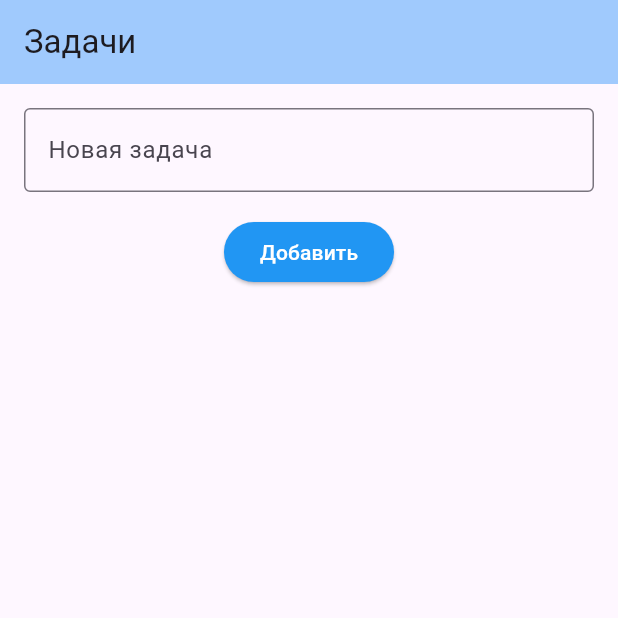
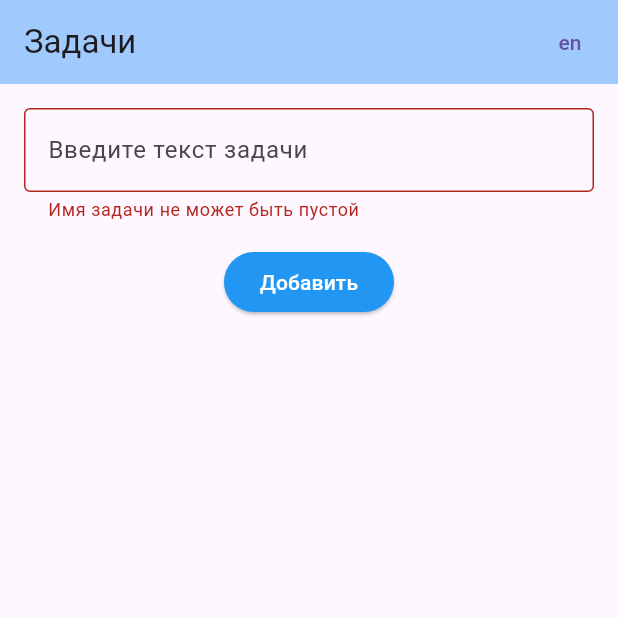
Before and after one commit to samatumb/todo, a Flutter app: the screen it shows after launch, after a tap on "Добавить", on a phone screen of 412 x 824 dp, the top half of it. Run offline on Flutter 3.47's test engine with Material 3 defaults, Android fonts, the phone set to English and light mode, and no system bars; our stand-ins replace flutter_bloc, get_it, hive, hive_flutter, injectable; accounts and stored records are empty; generated files the repository leaves out were written again.

```diff
--- /dev/null
+++ b/l10n.yaml
@@ -0,0 +1,3 @@
+arb-dir: lib/l10n
+template-arb-file: app_en.arb
+output-localization-file: app_localizations.dart
--- /dev/null
+++ b/lib/common/extensions/locale_context_ext.dart
@@ -0,0 +1,6 @@
+import 'package:flutter/material.dart';
+import 'package:flutter_gen/gen_l10n/app_localizations.dart';
+
+extension AppLocalizationExt on BuildContext {
+  AppLocalizations get loc => AppLocalizations.of(this)!;
+}
--- a/lib/di/injector.dart
+++ /dev/null
@@ -1,13 +0,0 @@
-import 'package:todo/di/injector.config.dart';
-import 'package:get_it/get_it.dart';
-import 'package:injectable/injectable.dart';
-
-final getIt = GetIt.instance;
-
-@InjectableInit(
-  initializerName: 'init', // default
-  preferRelativeImports: true, // default
-  asExtension: true, // default
-)
-
-void configureDependencies() => getIt.init();
--- /dev/null
+++ b/lib/features/todo/di/injector.dart
@@ -0,0 +1,12 @@
+import 'package:todo/features/todo/di/injector.config.dart';
+import 'package:get_it/get_it.dart';
+import 'package:injectable/injectable.dart';
+
+final getIt = GetIt.instance;
+
+@InjectableInit(
+  initializerName: 'init', // default
+  preferRelativeImports: true, // default
+  asExtension: true, // default
+)
+void configureDependencies() => getIt.init();
--- /dev/null
+++ b/lib/features/todo/main.dart
@@ -0,0 +1,54 @@
+import 'package:flutter/material.dart';
+import 'package:flutter_bloc/flutter_bloc.dart';
+import 'package:todo/features/todo/presentation/blocs/todos_bloc.dart';
+import 'package:flutter_gen/gen_l10n/app_localizations.dart';
+import 'package:hive_flutter/hive_flutter.dart';
+import 'presentation/screens/home_page.dart';
+import 'di/injector.dart';
+import '../todo/data/repositories/auth_repository.dart';
+import '../todo/presentation/blocs/locale_bloc.dart';
+
+void main() async {
+  configureDependencies();
+  await setLanguage();
+  getIt.registerSingleton<AuthRepository>(SupabaseAuth());
+  getIt.registerSingleton<LocaleBloc>(LocaleBloc.create());
+  runApp(const TodoApp());
+}
+
+Future<void> setLanguage() async {
+  await Hive.initFlutter();
+  await Hive.openBox('settings');
+  var box = Hive.box('settings');
+  if (box.get('language') == null) {
+    box.put('language', 'ru');
+  }
+}
+
+class TodoApp extends StatelessWidget {
+  const TodoApp({super.key});
+
+  @override
+  Widget build(BuildContext context) {
+    return MultiBlocProvider(
+        providers: [
+          BlocProvider(create: (_) => getIt<LocaleBloc>()),
+        ],
+        child: BlocBuilder<LocaleBloc, Locale>(builder: (context, locale) {
+          return MaterialApp(
+            title: 'TodoApp',
+            theme: ThemeData(
+              colorScheme: ColorScheme.fromSeed(seedColor: Colors.blue),
+              useMaterial3: true,
+            ),
+            home: BlocProvider(
+              create: (_) => TodosBloc(),
+              child: HomePage(),
+            ),
+            localizationsDelegates: AppLocalizations.localizationsDelegates,
+            supportedLocales: AppLocalizations.supportedLocales,
+            locale: locale,
+          );
+        }));
+  }
+}
--- /dev/null
+++ b/lib/features/todo/presentation/blocs/locale_bloc.dart
@@ -0,0 +1,35 @@
+import 'package:flutter/material.dart';
+import 'package:flutter_bloc/flutter_bloc.dart';
+import 'package:injectable/injectable.dart';
+import 'package:hive/hive.dart';
+import 'package:hive_flutter/hive_flutter.dart';
+
+sealed class LocaleEvent {
+  LocaleEvent(this.locale);
+  final Locale locale;
+}
+
+final class SetLocaleEvent extends LocaleEvent {
+  SetLocaleEvent(super.locale);
+}
+
+@injectable
+class LocaleBloc extends Bloc<LocaleEvent, Locale> {
+  final Locale locale;
+
+  LocaleBloc({required this.locale}) : super(locale) {
+    on<LocaleEvent>((event, emitter) =>
+        switch (event) { SetLocaleEvent() => _setLocale(event, emitter) });
+  }
+
+  factory LocaleBloc.create() {
+    var box = Hive.box('settings');
+    return LocaleBloc(locale: Locale(box.get('language') ?? 'ru'));
+  }
+
+  _setLocale(SetLocaleEvent event, Emitter<Locale> emitter) {
+    var box = Hive.box('settings');
+    box.put('language', event.locale.languageCode);
+    emitter(event.locale);
+  }
+}
--- a/lib/bloc/todos_bloc.dart
+++ b/lib/features/todo/presentation/blocs/todos_bloc.dart
@@ -1,5 +1,5 @@
 import 'package:flutter_bloc/flutter_bloc.dart';
-import 'todo.dart';
+import '../../data/dtos/todo.dart';
 
 sealed class TodoEvent {
   TodoEvent(this.todo);
--- /dev/null
+++ b/lib/features/todo/presentation/screens/home_page.dart
@@ -0,0 +1,111 @@
+import 'package:flutter/material.dart';
+import 'package:flutter_bloc/flutter_bloc.dart';
+import 'package:todo/common/extensions/locale_context_ext.dart';
+import 'package:todo/features/todo/presentation/blocs/locale_bloc.dart';
+import 'package:todo/features/todo/presentation/blocs/todos_bloc.dart';
+import '../../data/dtos/todo.dart';
+import '../widgets/todo_text_field.dart';
+import '../widgets/todo_item.dart';
+import '../../data/repositories/auth_repository.dart';
+import '../../di/injector.dart';
+
+class HomePage extends StatelessWidget {
+  HomePage({super.key});
+
+  final TextEditingController _controller = TextEditingController();
+  final _formKey = GlobalKey<FormState>();
+
+  @override
+  Widget build(BuildContext context) {
+    return MaterialApp(
+      title: 'Todo',
+      theme: ThemeData(primarySwatch: Colors.blue),
+      home: Scaffold(
+        appBar: AppBar(
+            backgroundColor: Theme.of(context).colorScheme.inversePrimary,
+            title: Text(context.loc.appTitle),
+            actions: [
+              TextButton(
+                  onPressed: () {
+                    if (Localizations.localeOf(context).languageCode == 'en') {
+                      context
+                          .read<LocaleBloc>()
+                          .add(SetLocaleEvent(const Locale('ru')));
+                    } else {
+                      context
+                          .read<LocaleBloc>()
+                          .add(SetLocaleEvent(const Locale('en')));
+                    }
+                  },
+                  child: Text(
+                      Localizations.localeOf(context).languageCode == 'en'
+                          ? 'ru'
+                          : 'en'))
+            ]),
+        body: BlocBuilder<TodosBloc, TodosState>(
+            builder: (blocContext, state) => Column(
+                  mainAxisAlignment: MainAxisAlignment.center,
+                  children: <Widget>[
+                    TodoTextField(
+                      controller: _controller,
+                      formKey: _formKey,
+                      hintText: context.loc.hint,
+                      emptyFieldText: context.loc.emptyField,
+                    ),
+                    ElevatedButton(
+                        style: TextButton.styleFrom(
+                            backgroundColor: Colors.blue,
+                            foregroundColor: Colors.white),
+                        onPressed: () {
+                          if (_formKey.currentState!.validate()) {
+                            if (state.editingTodoIndex != null) {
+                              Todo temp = state.todos[state.editingTodoIndex!];
+                              temp.name = _controller.text;
+                              context.read<TodosBloc>().add(TodoEdited(temp));
+                              _controller.clear();
+                            } else {
+                              context.read<TodosBloc>().add(TodoAdded(Todo(
+                                  name: _controller.text, completed: false)));
+                              _controller.clear();
+                            }
+                            _checkTestDI();
+                          }
+                        },
+                        child: state.editingTodoIndex != null
+                            ? Text(context.loc.add)
+                            : Text(context.loc.add)),
+                    Expanded(
+                      child: ListView.separated(
+                          padding: const EdgeInsets.symmetric(vertical: 8.0),
+                          itemCount: state.todos.length,
+                          separatorBuilder: (BuildContext context, int index) =>
+                              const Divider(),
+                          itemBuilder: (BuildContext context, int index) {
+                            return TodoItem(
+                              todo: state.todos[index],
+                              editTodoTapped: () {
+                                _controller.text = state.todos[index].name;
+                                context
+                                    .read<TodosBloc>()
+                                    .add(TodoReadyToEdit(state.todos[index]));
+                              },
+                              removeTodoTapped: () {
+                                context
+                                    .read<TodosBloc>()
+                                    .add(TodoRemoved(state.todos[index]));
+                                _controller.text = "";
+                              },
+                            );
+                          }),
+                    )
+                  ],
+                )),
+      ),
+    );
+  }
+
+  Future<void> _checkTestDI() async {
+    String text = await getIt<AuthRepository>().testString();
+    print(text);
+  }
+}
--- /dev/null
+++ b/lib/features/todo/presentation/widgets/todo_text_field.dart
@@ -0,0 +1,58 @@
+import 'package:flutter/material.dart';
+
+class TodoTextField extends StatefulWidget {
+  const TodoTextField(
+      {super.key,
+      required this.controller,
+      required this.formKey,
+      required this.hintText,
+      required this.emptyFieldText});
+  final TextEditingController controller;
+  final GlobalKey<FormState> formKey;
+  final String hintText;
+  final String emptyFieldText;
+
+  @override
+  State<TodoTextField> createState() => _TodoTextFieldState();
+}
+
+class _TodoTextFieldState extends State<TodoTextField> {
+  @override
+  Widget build(BuildContext context) {
+    return Form(
+      key: widget.formKey,
+      child: Column(
+        crossAxisAlignment: CrossAxisAlignment.start,
+        children: [
+          Padding(
+            padding: const EdgeInsets.all(16.0),
+            child: TextFormField(
+              validator: (value) {
+                if (value == null || value.isEmpty) {
+                  return widget.emptyFieldText;
+                }
+                return null;
+              },
+              controller: widget.controller,
+              decoration: InputDecoration(
+                border: const OutlineInputBorder(),
+                suffixIcon: widget.controller.text.isNotEmpty
+                    ? IconButton(
+                        onPressed: () {
+                          widget.controller.clear();
+                          setState(() {});
+                        },
+                        icon: const Icon(Icons.clear))
+                    : null,
+                hintText: widget.hintText,
+              ),
+              onChanged: (text) {
+                setState(() {});
+              },
+            ),
+          ),
+        ],
+      ),
+    );
+  }
+}
--- /dev/null
+++ b/lib/l10n/app_en.arb
@@ -0,0 +1,7 @@
+{
+    "appTitle": "Tasks",
+    "edit": "Edit",
+    "add": "Add",
+    "hint": "Enter new task",
+    "emptyField": "Task name cant be emty"
+}
--- /dev/null
+++ b/lib/l10n/app_ru.arb
@@ -0,0 +1,7 @@
+{
+    "appTitle": "Задачи",
+    "edit": "Изменить",
+    "add": "Добавить",
+    "hint": "Введите текст задачи",
+    "emptyField": "Имя задачи не может быть пустой"
+}
--- a/lib/main.dart
+++ /dev/null
@@ -1,10 +0,0 @@
-import 'package:flutter/material.dart';
-import 'widgets/todo_app.dart';
-import 'di/injector.dart';
-import 'auth_repository.dart';
-
-void main() {
-  configureDependencies();
-  getIt.registerSingleton<AuthRepository>(SupabaseAuth());
-  runApp(const TodoApp());
-}
--- a/lib/widgets/todo_app.dart
+++ /dev/null
@@ -1,105 +0,0 @@
-import 'package:flutter/material.dart';
-import 'package:flutter_bloc/flutter_bloc.dart';
-import 'package:todo/bloc/todos_bloc.dart';
-import '../bloc/todo.dart';
-import 'todo_text_field.dart';
-import 'todo_item.dart';
-import '../auth_repository.dart';
-import '../di/injector.dart';
-
-class TodoApp extends StatelessWidget {
-  const TodoApp({super.key});
-
-  @override
-  Widget build(BuildContext context) {
-    return MaterialApp(
-      title: 'TodoApp',
-      theme: ThemeData(
-        colorScheme: ColorScheme.fromSeed(seedColor: Colors.blue),
-        useMaterial3: true,
-      ),
-      home: BlocProvider(
-        create: (_) => TodosBloc(),
-        child: HomePage(title: 'Задачи'),
-      ),
-    );
-  }
-}
-
-class HomePage extends StatelessWidget {
-  HomePage({super.key, required this.title});
-
-  final String title;
-  final TextEditingController _controller = TextEditingController();
-  //int? _editingTodoIndex;
-
-  @override
-  Widget build(BuildContext context) {
-    return MaterialApp(
-      title: 'TodoApp',
-      theme: ThemeData(primarySwatch: Colors.blue),
-      home: Scaffold(
-        appBar: AppBar(
-          backgroundColor: Theme.of(context).colorScheme.inversePrimary,
-          title: Text(title)
-          ),
-        body: BlocBuilder<TodosBloc, TodosState>(
-          builder: (context, state) => Column(
-            mainAxisAlignment: MainAxisAlignment.center,
-            children: <Widget>[
-              TodoTextField(
-                controller: _controller,
-              ),
-              ElevatedButton(
-              style: TextButton.styleFrom(
-                backgroundColor: Colors.blue,
-                foregroundColor: Colors.white
-              ),
-              onPressed: () {
-                if (_controller.text.isNotEmpty) {
-                  if (state.editingTodoIndex != null) {
-                    Todo temp = state.todos[state.editingTodoIndex!];
-                    temp.name = _controller.text;
-                    context.read<TodosBloc>().add(TodoEdited(temp));
-                    _controller.clear();
-                  } else {
-                    context.read<TodosBloc>().add(TodoAdded(Todo(name: _controller.text, completed: false)));
-                    _controller.clear();
-                  }
-                  _checkTestDI();
-                }
-              },
-              child: state.editingTodoIndex != null ? const Text('Изменить') : const Text('Добавить')
-            ),
-              Expanded(
-                child: ListView.separated(
-                  padding: const EdgeInsets.symmetric(vertical: 8.0),
-                  itemCount: state.todos.length,
-                  separatorBuilder: (BuildContext context, int index) => const Divider(),
-                  itemBuilder: (BuildContext context, int index) {
-                    return TodoItem(
-                      todo: state.todos[index],
-                      editTodoTapped: () {
-                        _controller.text = state.todos[index].name;
-                        context.read<TodosBloc>().add(TodoReadyToEdit(state.todos[index]));
-                      },
-                      removeTodoTapped: () {
-                        context.read<TodosBloc>().add(TodoRemoved(state.todos[index]));
-                        _controller.text = "";
-                      },
-                    );
-                  }
-                ),
-              )
-            ],
-          )
-        ),
-      ),
-    );
-  }
-
-  Future<void> _checkTestDI() async {
-    String text = await getIt<AuthRepository>().testString();
-    print(text);
-  }
-}
--- a/lib/widgets/todo_text_field.dart
+++ /dev/null
@@ -1,38 +0,0 @@
-import 'package:flutter/material.dart';
-
-class TodoTextField extends StatefulWidget {
-  const TodoTextField({super.key, required this.controller});
-  final TextEditingController controller;
-
-  @override
-  State<TodoTextField> createState() => _TodoTextFieldState();
-}
-
-class _TodoTextFieldState extends State<TodoTextField> {
-
-  @override
-  Widget build(BuildContext context) {
-    return Padding(
-      padding: const EdgeInsets.all(16.0),
-      child: TextField(
-        controller: widget.controller,
-        decoration: InputDecoration(
-          border: const OutlineInputBorder(),
-          suffixIcon: widget.controller.text.isNotEmpty
-              ? IconButton(
-                  onPressed: () {
-                    widget.controller.clear();
-                    setState(() {});
-                  },
-                  icon: const Icon(Icons.clear)
-                )
-              : null,
-          hintText: 'Новая задача',
-        ),
-        onChanged: (text) {
-          setState(() {});
-        },
-      ),
-    );
-  }
-}
--- a/pubspec.yaml
+++ b/pubspec.yaml
@@ -9,11 +9,16 @@ environment:
 dependencies:
   flutter:
     sdk: flutter
+  flutter_localizations:
+    sdk: flutter
+  intl: any
   uuid: ^4.2.2
   flutter_bloc: ^8.1.3
   equatable: ^2.0.5
   injectable: ^2.3.2
   get_it: ^7.6.4
+  hive: ^2.2.3
+  hive_flutter: ^1.1.0
 
 dev_dependencies:
   flutter_test:
@@ -24,3 +29,4 @@ dev_dependencies:
 
 flutter:
   uses-material-design: true
+  generate: true
```
Also changed, not shown: lib/features/todo/data/repositories/auth_repository.dart (renamed from lib/auth_repository.dart, +2 -6 lines), lib/features/todo/presentation/widgets/todo_item.dart (renamed from lib/widgets/todo_item.dart, +6 -3 lines), lib/features/todo/data/dtos/todo.dart (renamed from lib/bloc/todo.dart), lib/features/todo/di/injector.config.dart (renamed from lib/di/injector.config.dart), pubspec.lock, 10 other files.
